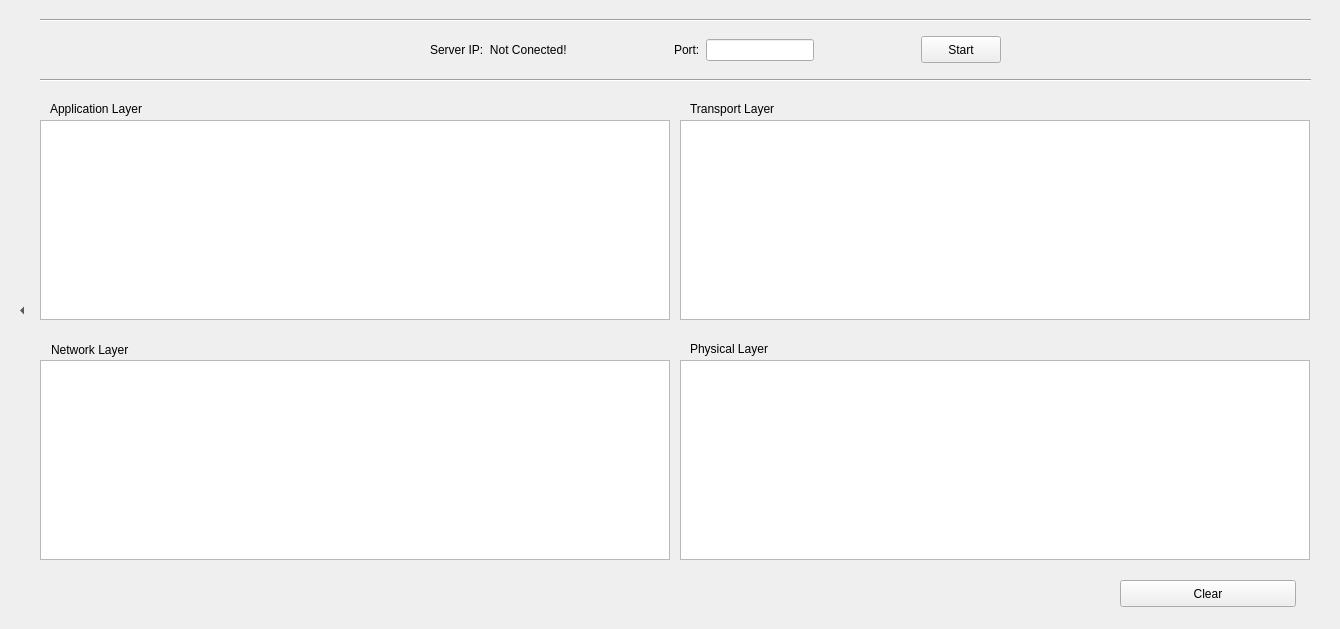
Above: NEW/server.ui from thaisdb/TCC before the change. Below: the same form after it.
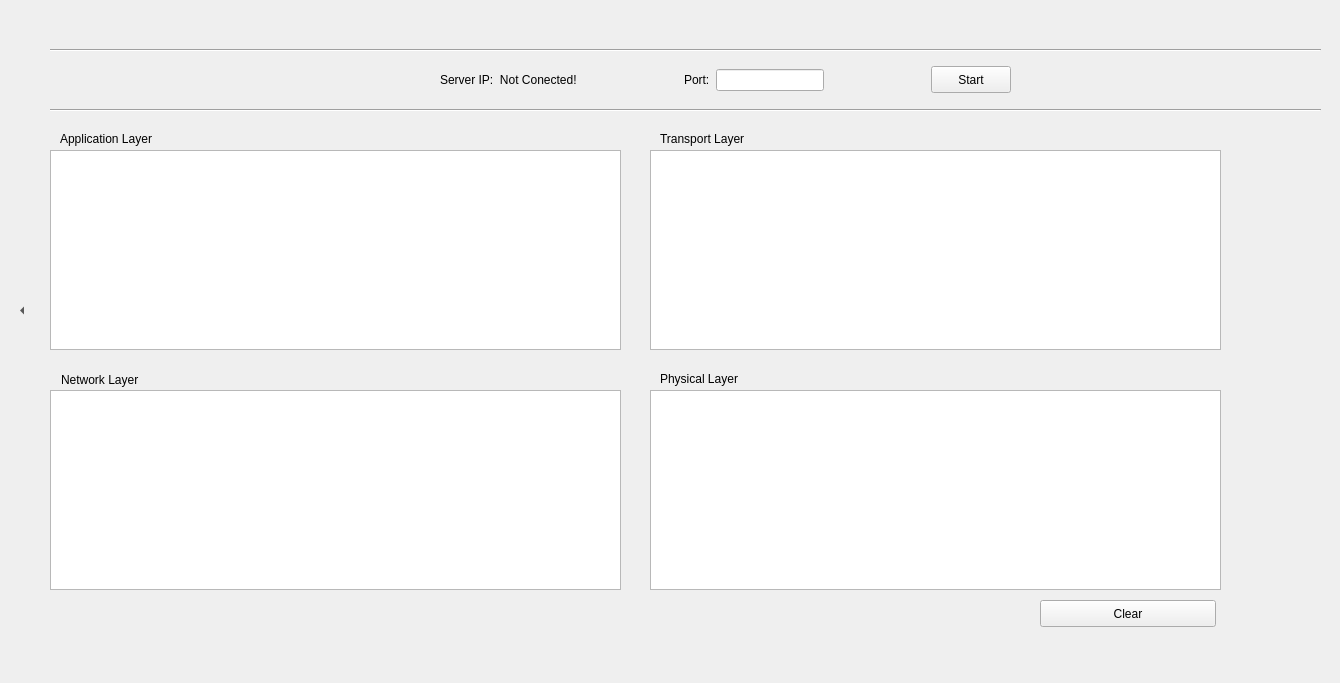
That is the form after the change.

Commit message: width of uis corretos funcionando

Patch:
```diff
--- a/NEW/server.ui
+++ b/NEW/server.ui
@@ -7,7 +7,7 @@
     <x>0</x>
     <y>0</y>
     <width>1340</width>
-    <height>629</height>
+    <height>683</height>
    </rect>
   </property>
   <property name="windowTitle">
@@ -16,8 +16,8 @@
   <widget class="QPushButton" name="clearButton">
    <property name="geometry">
     <rect>
-     <x>1120</x>
-     <y>580</y>
+     <x>1040</x>
+     <y>600</y>
      <width>176</width>
      <height>27</height>
     </rect>
@@ -29,8 +29,8 @@
   <widget class="Line" name="line">
    <property name="geometry">
     <rect>
-     <x>40</x>
-     <y>70</y>
+     <x>50</x>
+     <y>100</y>
      <width>1271</width>
      <height>20</height>
     </rect>
@@ -42,8 +42,8 @@
   <widget class="Line" name="line_2">
    <property name="geometry">
     <rect>
-     <x>40</x>
-     <y>10</y>
+     <x>50</x>
+     <y>40</y>
      <width>1271</width>
      <height>20</height>
     </rect>
@@ -55,9 +55,9 @@
   <widget class="QTextEdit" name="transportLOut">
    <property name="geometry">
     <rect>
-     <x>680</x>
-     <y>120</y>
-     <width>630</width>
+     <x>650</x>
+     <y>150</y>
+     <width>571</width>
      <height>200</height>
     </rect>
    </property>
@@ -75,8 +75,8 @@
   <widget class="QLabel" name="label_9">
    <property name="geometry">
     <rect>
-     <x>690</x>
-     <y>340</y>
+     <x>660</x>
+     <y>370</y>
      <width>97</width>
      <height>17</height>
     </rect>
@@ -88,9 +88,9 @@
   <widget class="QTextEdit" name="physicalLOut">
    <property name="geometry">
     <rect>
-     <x>680</x>
-     <y>360</y>
-     <width>630</width>
+     <x>650</x>
+     <y>390</y>
+     <width>571</width>
      <height>200</height>
     </rect>
    </property>
@@ -101,8 +101,8 @@
   <widget class="QLabel" name="label_7">
    <property name="geometry">
     <rect>
-     <x>690</x>
-     <y>100</y>
+     <x>660</x>
+     <y>130</y>
      <width>108</width>
      <height>17</height>
     </rect>
@@ -114,9 +114,9 @@
   <widget class="QTextEdit" name="applicationLOut">
    <property name="geometry">
     <rect>
-     <x>40</x>
-     <y>120</y>
-     <width>630</width>
+     <x>50</x>
+     <y>150</y>
+     <width>571</width>
      <height>200</height>
     </rect>
    </property>
@@ -137,8 +137,8 @@
   <widget class="QLabel" name="label_8">
    <property name="geometry">
     <rect>
-     <x>51</x>
-     <y>341</y>
+     <x>61</x>
+     <y>371</y>
      <width>102</width>
      <height>17</height>
     </rect>
@@ -150,9 +150,9 @@
   <widget class="QTextEdit" name="networkLOut">
    <property name="geometry">
     <rect>
-     <x>40</x>
-     <y>360</y>
-     <width>630</width>
+     <x>50</x>
+     <y>390</y>
+     <width>571</width>
      <height>200</height>
     </rect>
    </property>
@@ -163,8 +163,8 @@
   <widget class="QLabel" name="label_6">
    <property name="geometry">
     <rect>
-     <x>50</x>
-     <y>100</y>
+     <x>60</x>
+     <y>130</y>
      <width>120</width>
      <height>17</height>
     </rect>
@@ -198,8 +198,8 @@
   <widget class="QWidget" name="horizontalLayoutWidget">
    <property name="geometry">
     <rect>
-     <x>430</x>
-     <y>10</y>
+     <x>440</x>
+     <y>40</y>
      <width>571</width>
      <height>80</height>
     </rect>
```
The commit also changes 19 other files.
